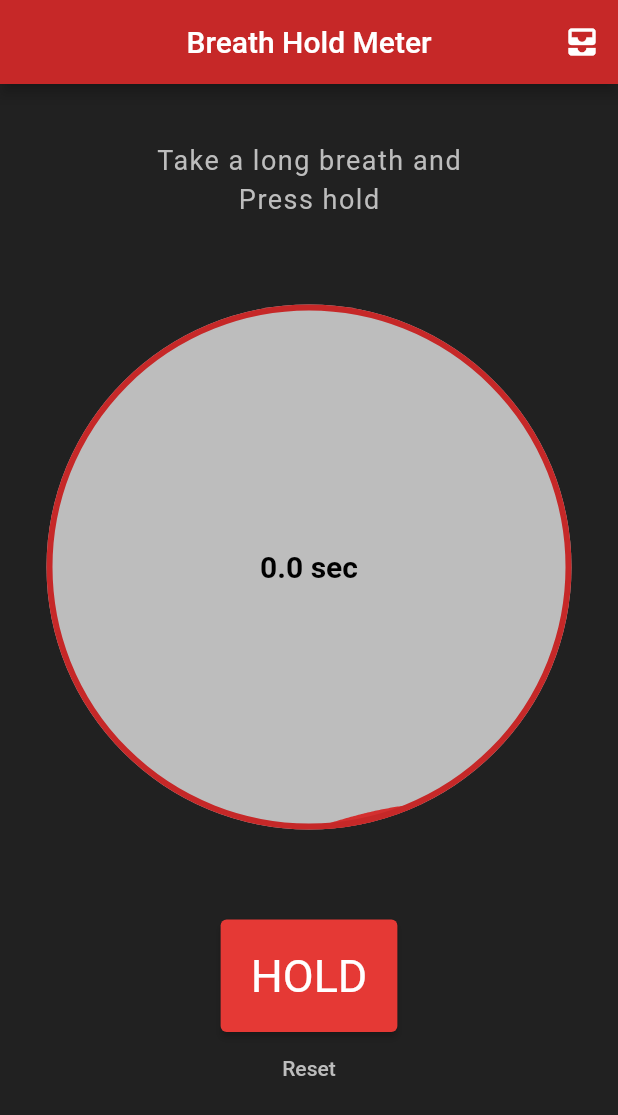
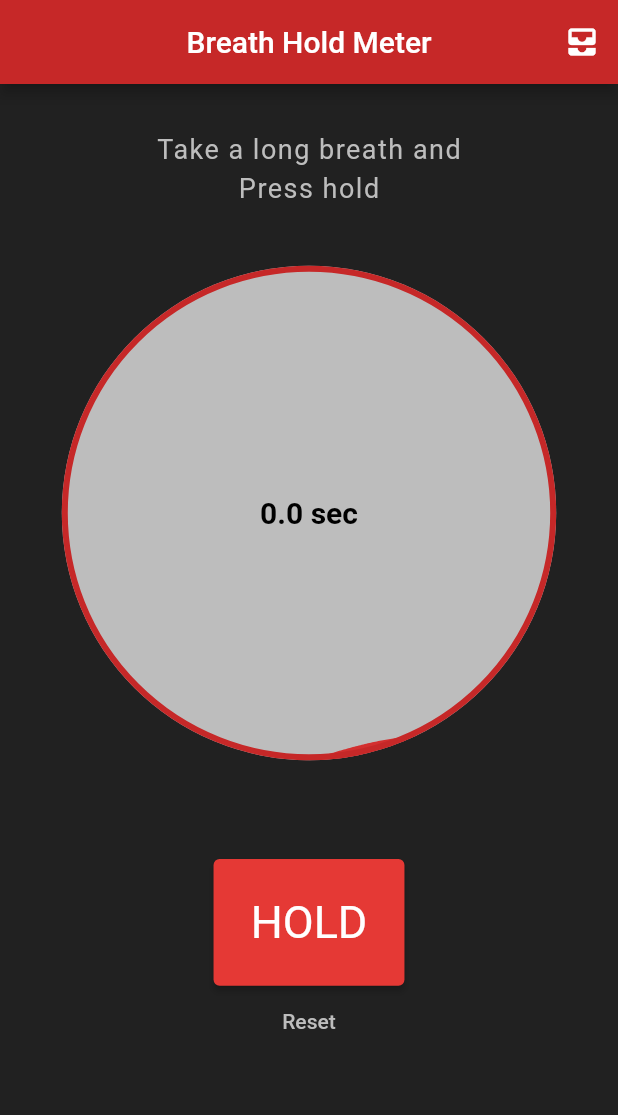
Before and after one commit to yashodeepk/breath_o_meter, a Flutter app: the screen it shows after launch, on a phone screen of 412 x 824 dp. Shown: the top 1115 px of the screen. Run offline on Flutter 3.47's test engine with Material 2 defaults, Android fonts, the phone set to English and light mode, and no system bars; our stand-ins replace liquid_progress_indicator, sqflite; accounts and stored records are empty.

Commit message:
Added dynamic size

```diff
--- a/lib/main.dart
+++ b/lib/main.dart
@@ -27,7 +27,6 @@ class _BreathOMeterState extends State<BreathOMeter> {
   bool clicked = false;
   Stopwatch watch = new Stopwatch();
   dynamic db;
-
   @override
   void initState() {
     super.initState();
@@ -83,7 +82,11 @@ class _BreathOMeterState extends State<BreathOMeter> {
           ],
         ),
         body: Padding(
-          padding: EdgeInsets.fromLTRB(30.0, 40.0, 30.0, 0.0),
+          padding: EdgeInsets.fromLTRB(
+              MediaQuery.of(context).size.width * 0.03,
+              MediaQuery.of(context).size.height * 0.04,
+              MediaQuery.of(context).size.width * 0.03,
+              0.0),
           child: Column(
             children: <Widget>[
               Text(
@@ -103,10 +106,10 @@ class _BreathOMeterState extends State<BreathOMeter> {
                   letterSpacing: 1.0,
                 ),
               ),
-              SizedBox(height: 60.0),
+              SizedBox(height: MediaQuery.of(context).size.width * 0.1),
               Container(
-                height: 350,
-                width: 350,
+                height: MediaQuery.of(context).size.height * 0.40,
+                width: MediaQuery.of(context).size.width * 0.80,
                 child: LiquidCircularProgressIndicator(
                   value: holdperiod / 100,
                   valueColor: AlwaysStoppedAnimation(Colors.red[700]),
@@ -123,7 +126,7 @@ class _BreathOMeterState extends State<BreathOMeter> {
                   ),
                 ),
               ),
-              SizedBox(height: 60.0),
+              SizedBox(height: MediaQuery.of(context).size.height * 0.08),
               Center(
                 child: ElevatedButton(
                   onPressed: () {
@@ -146,7 +149,8 @@ class _BreathOMeterState extends State<BreathOMeter> {
                   child: Text('$buttonValue'),
                   style: ButtonStyle(
                     backgroundColor: MaterialStateProperty.all(Colors.red[600]),
-                    padding: MaterialStateProperty.all(EdgeInsets.all(20)),
+                    padding: MaterialStateProperty.all(EdgeInsets.all(
+                        MediaQuery.of(context).size.height * 0.030)),
                     textStyle:
                         MaterialStateProperty.all(TextStyle(fontSize: 30)),
                   ),
```
